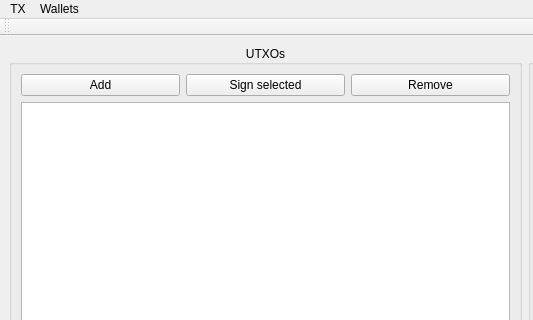
Qt form ui/mainwindow.ui (gbizzotto/ourWallet) before a commit; both pictures show x 0 to 533 and y 0 to 320 of the 1050 by 885 pixel window.
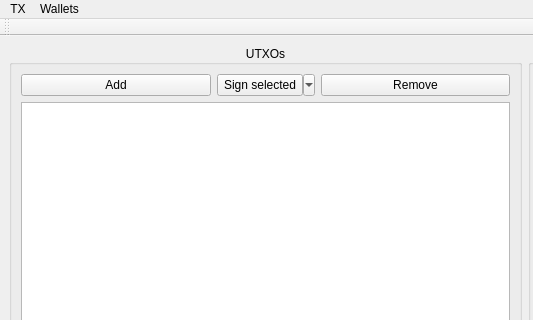
The same form after that commit.

The edit to the form file:
```diff
--- a/ui/mainwindow.ui
+++ b/ui/mainwindow.ui
@@ -38,10 +38,19 @@
               </widget>
              </item>
              <item>
-              <widget class="QPushButton" name="signButton">
+              <widget class="QToolButton" name="signOneButton">
+               <property name="sizePolicy">
+                <sizepolicy hsizetype="Fixed" vsizetype="Preferred">
+                 <horstretch>0</horstretch>
+                 <verstretch>0</verstretch>
+                </sizepolicy>
+               </property>
                <property name="text">
                 <string>Sign selected</string>
                </property>
+               <property name="popupMode">
+                <enum>QToolButton::MenuButtonPopup</enum>
+               </property>
               </widget>
              </item>
              <item>
```
Left out of the diff: 20 changed lines with no effect on the pictures.
